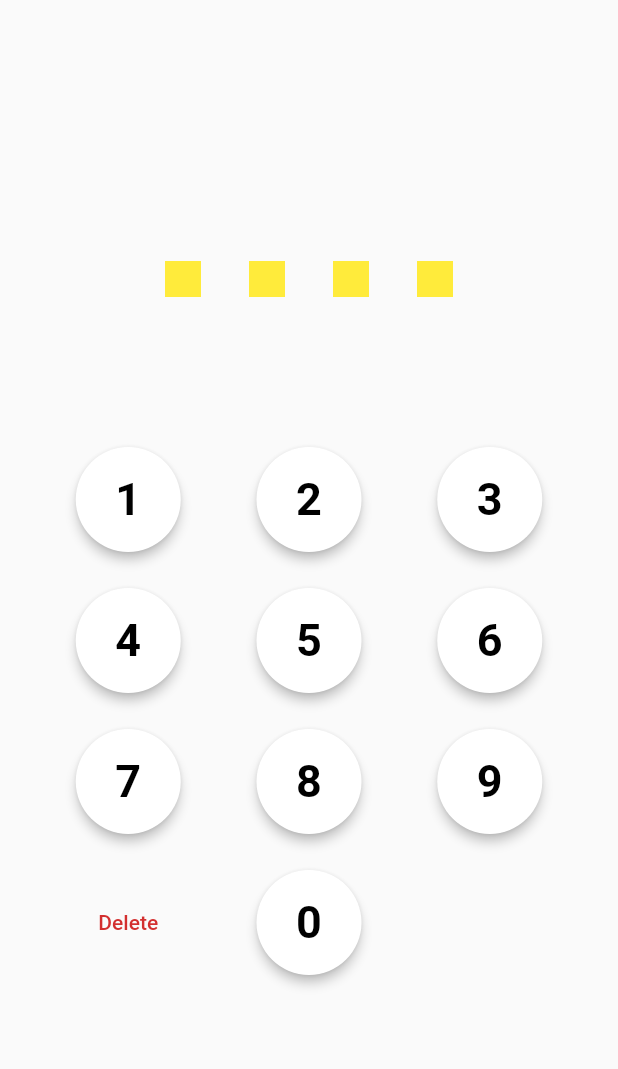
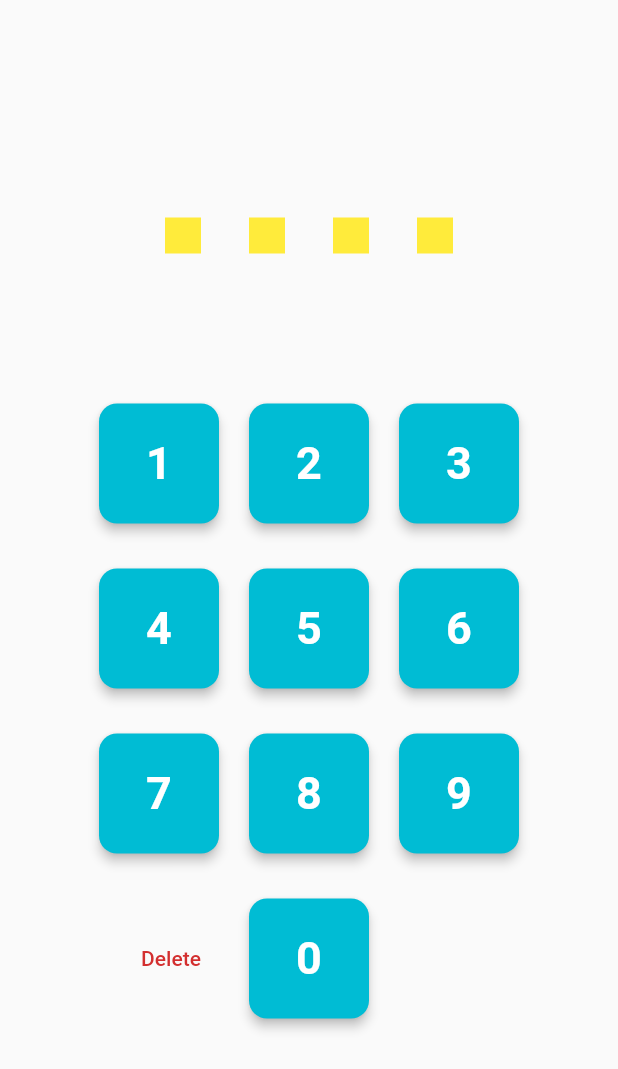
Before and after one commit to xubair305/pin_lock_screen, a Flutter app: the screen it shows after launch, on a phone screen of 412 x 824 dp. Shown: the top 1069 px of the screen. Run offline on Flutter 3.47's test engine with Material 2 defaults, Android fonts, the phone set to English and light mode, and no system bars.

Commit message:
added more fields

```diff
--- a/example/lib/main.dart
+++ b/example/lib/main.dart
@@ -37,6 +37,12 @@ class MyHomePage extends StatelessWidget {
             buttonElevation: 3,
             dotsShape: BoxShape.rectangle,
             gapBtwDotsAndNumPad: 100,
+            buttonBackgroundColor: Colors.cyan,
+            buttonForegroundColor: Colors.white,
+            buttonBorderRadius: 12,
+            buttonSize: const Size(80.0, 80.0),
+            numPadVerticalSpacing: 30,
+            numPadHorizontalSpacing: 20,
           ),
         ],
       ),
--- a/lib/pin_lock_screen.dart
+++ b/lib/pin_lock_screen.dart
@@ -19,6 +19,12 @@ class PinLockScreen extends StatefulWidget {
     this.buttonElevation,
     this.dotsShape,
     this.gapBtwDotsAndNumPad,
+    this.buttonBackgroundColor,
+    this.buttonForegroundColor,
+    this.buttonBorderRadius,
+    this.buttonSize,
+    this.numPadVerticalSpacing,
+    this.numPadHorizontalSpacing,
   });
 
   ///
@@ -71,6 +77,36 @@ class PinLockScreen extends StatefulWidget {
   ///
   final double? gapBtwDotsAndNumPad;
 
+  ///
+  /// Background color for number buttons.
+  ///
+  final Color? buttonBackgroundColor;
+
+  ///
+  /// Foreground color for number buttons.
+  ///
+  final Color? buttonForegroundColor;
+
+  ///
+  /// Border radius for number buttons.
+  ///
+  final double? buttonBorderRadius;
+
+  ///
+  /// Size of number buttons.
+  ///
+  final Size? buttonSize;
+
+  ///
+  /// Vertical spacing between number buttons in the number pad.
+  ///
+  final double? numPadVerticalSpacing;
+
+  ///
+  /// Horizontal spacing between number buttons in the number pad.
+  ///
+  final double? numPadHorizontalSpacing;
+
   @override
   State<PinLockScreen> createState() => _PinLockScreenState();
 }
@@ -99,12 +135,18 @@ class _PinLockScreenState extends State<PinLockScreen> {
           onDelete: _onDelete,
           onNumberTap: _onNumberTap,
           buttonElevation: widget.buttonElevation,
+          buttonBackgroundColor: widget.buttonBackgroundColor,
+          buttonForegroundColor: widget.buttonForegroundColor,
+          buttonRadius: widget.buttonBorderRadius,
+          buttonSize: widget.buttonSize,
+          numPadVerticalSpacing: widget.numPadVerticalSpacing,
+          numPadHorizontalSpacing: widget.numPadHorizontalSpacing,
         ),
       ],
     );
   }
 
-  void _onNumberTap(int number) {
+  Future<void> _onNumberTap(int number) async {
     if (value.length < widget.pinLength) {
       setState(() {
         value += number.toString();
@@ -118,6 +160,13 @@ class _PinLockScreenState extends State<PinLockScreen> {
 
       if (isCorrect) {
         widget.onPinMatched?.call(int.parse(value));
+      } else {
+        value = '';
+        await Future.delayed(const Duration(milliseconds: 300), () {
+          setState(() {
+            isEnteredCorrect = null;
+          });
+        });
       }
     }
   }
--- a/lib/utils/num_pad.dart
+++ b/lib/utils/num_pad.dart
@@ -7,6 +7,12 @@ class NumPad extends StatelessWidget {
     required this.onNumberTap,
     this.onDelete,
     this.buttonElevation,
+    this.buttonBackgroundColor,
+    this.buttonForegroundColor,
+    this.buttonSize,
+    this.buttonRadius,
+    this.numPadVerticalSpacing,
+    this.numPadHorizontalSpacing,
     super.key,
   });
 
@@ -14,16 +20,24 @@ class NumPad extends StatelessWidget {
 
   final OnNumberButtonPressed onNumberTap;
   final double? buttonElevation;
+  final Color? buttonBackgroundColor;
+  final Color? buttonForegroundColor;
+  final Size? buttonSize;
+  final double? buttonRadius;
+  final double? numPadVerticalSpacing;
+  final double? numPadHorizontalSpacing;
 
   @override
   Widget build(BuildContext context) {
-    const buttonColor = Colors.white;
-    const size = 70.0;
+    final buttonColor = buttonBackgroundColor ?? Colors.white;
+    final size = buttonSize ?? const Size(70.0, 70.0);
+    final vSizedBox = SizedBox(height: numPadVerticalSpacing ?? 24);
+    final hSizedBox = SizedBox(width: numPadHorizontalSpacing ?? 24);
     return Column(
       mainAxisSize: MainAxisSize.min,
       children: [
         Row(
-          mainAxisAlignment: MainAxisAlignment.spaceEvenly,
+          mainAxisSize: MainAxisSize.min,
           children: [
             NumberButton(
               number: 1,
@@ -31,26 +45,34 @@ class NumPad extends StatelessWidget {
               color: buttonColor,
               onNumberTap: onNumberTap,
               buttonElevation: buttonElevation,
+              foregroundColor: buttonForegroundColor,
+              buttonRadius: buttonRadius,
             ),
+            hSizedBox,
             NumberButton(
               number: 2,
               size: size,
               color: buttonColor,
               onNumberTap: onNumberTap,
               buttonElevation: buttonElevation,
+              foregroundColor: buttonForegroundColor,
+              buttonRadius: buttonRadius,
             ),
+            hSizedBox,
             NumberButton(
               number: 3,
               size: size,
               color: buttonColor,
               onNumberTap: onNumberTap,
               buttonElevation: buttonElevation,
+              foregroundColor: buttonForegroundColor,
+              buttonRadius: buttonRadius,
             ),
           ],
         ),
-        const SizedBox(height: 24),
+        vSizedBox,
         Row(
-          mainAxisAlignment: MainAxisAlignment.spaceEvenly,
+          mainAxisSize: MainAxisSize.min,
           children: [
             NumberButton(
               number: 4,
@@ -58,26 +80,34 @@ class NumPad extends StatelessWidget {
               color: buttonColor,
               onNumberTap: onNumberTap,
               buttonElevation: buttonElevation,
+              foregroundColor: buttonForegroundColor,
+              buttonRadius: buttonRadius,
             ),
+            hSizedBox,
             NumberButton(
               number: 5,
               size: size,
               color: buttonColor,
               onNumberTap: onNumberTap,
               buttonElevation: buttonElevation,
+              foregroundColor: buttonForegroundColor,
+              buttonRadius: buttonRadius,
             ),
+            hSizedBox,
             NumberButton(
               number: 6,
               size: size,
               color: buttonColor,
               onNumberTap: onNumberTap,
               buttonElevation: buttonElevation,
+              foregroundColor: buttonForegroundColor,
+              buttonRadius: buttonRadius,
             ),
           ],
         ),
-        const SizedBox(height: 24),
+        vSizedBox,
         Row(
-          mainAxisAlignment: MainAxisAlignment.spaceEvenly,
+          mainAxisSize: MainAxisSize.min,
           children: [
             NumberButton(
               number: 7,
@@ -85,26 +115,34 @@ class NumPad extends StatelessWidget {
               color: buttonColor,
               onNumberTap: onNumberTap,
               buttonElevation: buttonElevation,
+              foregroundColor: buttonForegroundColor,
+              buttonRadius: buttonRadius,
             ),
+            hSizedBox,
             NumberButton(
               number: 8,
               size: size,
               color: buttonColor,
               onNumberTap: onNumberTap,
               buttonElevation: buttonElevation,
+              foregroundColor: buttonForegroundColor,
+              buttonRadius: buttonRadius,
             ),
+            hSizedBox,
             NumberButton(
               number: 9,
               size: size,
               color: buttonColor,
               onNumberTap: onNumberTap,
               buttonElevation: buttonElevation,
+              foregroundColor: buttonForegroundColor,
+              buttonRadius: buttonRadius,
             ),
           ],
         ),
-        const SizedBox(height: 24),
+        vSizedBox,
         Row(
-          mainAxisAlignment: MainAxisAlignment.spaceEvenly,
+          mainAxisSize: MainAxisSize.min,
           children: [
             TextButton(
               onPressed: onDelete,
@@ -114,13 +152,17 @@ class NumPad extends StatelessWidget {
               ),
               child: const Text('Delete'),
             ),
+            hSizedBox,
             NumberButton(
               number: 0,
               size: size,
               color: buttonColor,
               onNumberTap: onNumberTap,
               buttonElevation: buttonElevation,
+              foregroundColor: buttonForegroundColor,
+              buttonRadius: buttonRadius,
             ),
+            hSizedBox,
             TextButton(
               onPressed: null,
               style: TextButton.styleFrom(
--- a/lib/utils/number_button.dart
+++ b/lib/utils/number_button.dart
@@ -4,29 +4,33 @@ typedef OnNumberButtonPressed = void Function(int number);
 
 class NumberButton extends StatelessWidget {
   const NumberButton({
+    super.key,
     required this.number,
     required this.size,
     required this.color,
     required this.onNumberTap,
     this.buttonElevation,
-    super.key,
+    this.foregroundColor,
+    this.buttonRadius,
   });
   final int number;
-  final double size;
+  final Size size;
   final Color color;
   final OnNumberButtonPressed onNumberTap;
   final double? buttonElevation;
+  final double? buttonRadius;
+  final Color? foregroundColor;
 
   @override
   Widget build(BuildContext context) {
     return SizedBox(
-      width: size,
-      height: size,
+      width: size.width,
+      height: size.height,
       child: ElevatedButton(
         style: ElevatedButton.styleFrom(
           backgroundColor: color,
           shape: RoundedRectangleBorder(
-            borderRadius: BorderRadius.circular(size / 2),
+            borderRadius: BorderRadius.circular(buttonRadius ?? 100),
           ),
           elevation: buttonElevation ?? 4,
           surfaceTintColor: Colors.white,
@@ -34,13 +38,15 @@ class NumberButton extends StatelessWidget {
         onPressed: () {
           onNumberTap(number);
         },
-        child: Center(
-          child: Text(
-            number.toString(),
-            style: const TextStyle(
-              fontWeight: FontWeight.bold,
-              color: Colors.black,
-              fontSize: 30,
+        child: FittedBox(
+          child: Center(
+            child: Text(
+              number.toString(),
+              style: TextStyle(
+                fontWeight: FontWeight.bold,
+                color: foregroundColor ?? Colors.black,
+                fontSize: 30,
+              ),
             ),
           ),
         ),
--- a/pubspec.yaml
+++ b/pubspec.yaml
@@ -1,6 +1,6 @@
 name: pin_lock_screen
 description: "Enhance your Flutter app's privacy and security with the pin_lock_screen package. Easily integrate a secure screen lock PIN feature."
-version: 0.0.9
+version: 1.0.0
 homepage: https://github.com/xubair305/pin_lock_screen
 
 environment:
```
Also changed, not shown: example/pubspec.lock, 2 other files.
